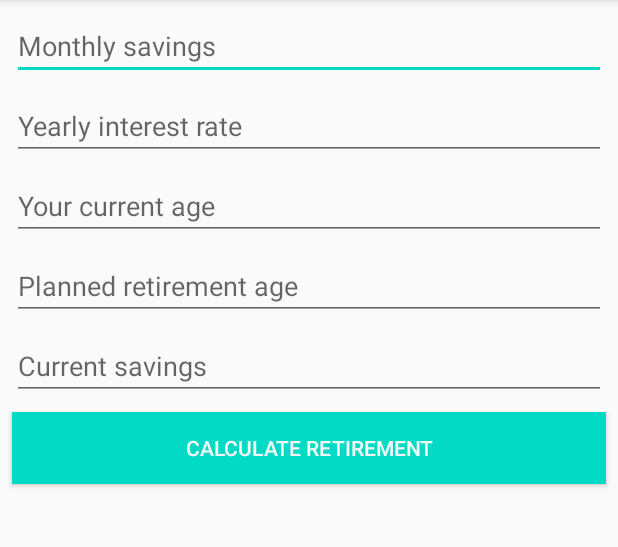
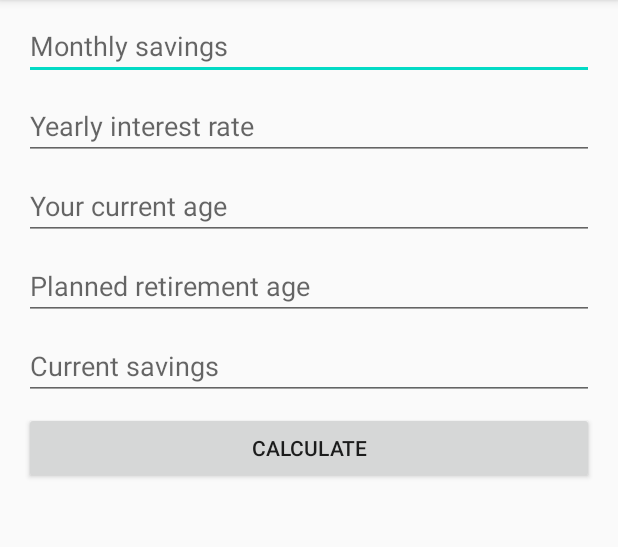
Before and after one commit to suada-haji/CICDDroid, an Android app: the screen it shows after launch (MainActivity), on a phone screen of 412 x 824 dp, the part 84-631 px from its top. Run offline under Robolectric (Android 15) with nearby library versions, the phone set to English and light mode, and no system bars; libraries missing offline, so code that uses them is left out: com.microsoft.appcenter; 1 statement that could not run was skipped.

Commit message:
Add retirement calculation

```diff
--- a/app/src/main/java/com/suadahaji/retirementcalculater/MainActivity.kt
+++ b/app/src/main/java/com/suadahaji/retirementcalculater/MainActivity.kt
@@ -7,6 +7,7 @@ import com.microsoft.appcenter.analytics.Analytics
 import com.microsoft.appcenter.crashes.Crashes
 import kotlinx.android.synthetic.main.activity_main.*
 import java.lang.Exception
+import kotlin.math.pow
 
 
 class MainActivity : AppCompatActivity() {
@@ -18,15 +19,15 @@ class MainActivity : AppCompatActivity() {
                 Analytics::class.java, Crashes::class.java)
 
         calculateButton.setOnClickListener {
-//            Crashes.generateTestCrash()
+            // Crashes.generateTestCrash()
             try {
                 val interestRate = interestEditText.text.toString().toFloat()
                 val currentAge = ageEditText.text.toString().toInt()
                 val retirementAge = retirementEditText.text.toString().toInt()
-               val monthly = retirementEditText.text.toString().toFloat()
-               val current = retirementEditText.text.toString().toFloat()
+                val monthly = monthlySavingsEditText.text.toString().toFloat()
+                val current = currentEditText.text.toString().toFloat()
 
-               val properties: HashMap<String, String> = HashMap()
+                val properties: HashMap<String, String> = HashMap<String, String>()
                 properties.put("interest_rate", interestRate.toString())
                 properties.put("current_age", currentAge.toString())
                 properties.put("retirement_age", retirementAge.toString())
@@ -36,13 +37,26 @@ class MainActivity : AppCompatActivity() {
                 if (interestRate <= 0) {
                     Analytics.trackEvent("wrong_interest_rate", properties)
                 }
-
                 if (retirementAge <= currentAge) {
                     Analytics.trackEvent("wrong_age", properties)
                 }
-           }  catch (ex: Exception) {
+
+                val futureSavings = calculateRetirement(interestRate, current, monthly, (retirementAge - currentAge) * 12)
+
+                resultTextView.text = "At the current rate of $interestRate%, saving \$$monthly a month you will have \$${String.format("%f", futureSavings)} by $retirementAge."
+            } catch (ex: Exception) {
                 Analytics.trackEvent(ex.message)
             }
         }
     }
+
+    fun calculateRetirement(interestRate: Float, currentSavings: Float, monthly: Float, numMonths: Int): Float {
+        var futureSavings = currentSavings * (1 + (interestRate / 100 / 12)).pow(numMonths)
+
+        for (i in 1..numMonths) {
+            futureSavings += monthly * (1 + (interestRate / 100 / 12)).pow(i)
         }
+
+        return futureSavings
+    }
+}
--- a/app/src/main/res/layout/activity_main.xml
+++ b/app/src/main/res/layout/activity_main.xml
@@ -1,106 +1,76 @@
 <?xml version="1.0" encoding="utf-8"?>
-<androidx.constraintlayout.widget.ConstraintLayout xmlns:android="http://schemas.android.com/apk/res/android"
+<androidx.constraintlayout.widget.ConstraintLayout
+    xmlns:android="http://schemas.android.com/apk/res/android"
+    xmlns:tools="http://schemas.android.com/tools"
     xmlns:app="http://schemas.android.com/apk/res-auto"
-    xmlns:tools="http://schemas.android.com/tools"
     android:layout_width="match_parent"
     android:layout_height="match_parent"
     tools:context=".MainActivity">
 
     <EditText
-        android:id="@+id/monthlySavingsEditText"
-        android:layout_width="0dp"
+        android:layout_width="380dp"
         android:layout_height="45dp"
-        android:layout_marginStart="8dp"
-        android:layout_marginTop="8dp"
-        android:layout_marginEnd="8dp"
+        android:inputType="numberDecimal"
+        android:hint="Monthly savings"
         android:ems="10"
-        android:hint="Monthly savings"
+        android:id="@+id/monthlySavingsEditText" app:layout_constraintEnd_toEndOf="parent"
+        android:layout_marginEnd="8dp" app:layout_constraintStart_toStartOf="parent"
+        android:layout_marginStart="8dp" android:layout_marginTop="8dp" app:layout_constraintTop_toTopOf="parent"/>
+    <EditText
+        android:layout_width="380dp"
+        android:layout_height="45dp"
         android:inputType="numberDecimal"
-        app:layout_constraintEnd_toEndOf="parent"
-        app:layout_constraintStart_toStartOf="parent"
-        app:layout_constraintTop_toTopOf="parent" />
-
-    <EditText
-        android:id="@+id/interestEditText"
-        android:layout_width="0dp"
-        android:layout_height="45dp"
-        android:layout_marginStart="8dp"
-        android:layout_marginTop="8dp"
-        android:layout_marginEnd="8dp"
         android:ems="10"
         android:hint="Yearly interest rate"
-        android:inputType="numberDecimal"
-        app:layout_constraintEnd_toEndOf="parent"
-        app:layout_constraintStart_toStartOf="parent"
-        app:layout_constraintTop_toBottomOf="@+id/monthlySavingsEditText" />
-
+        android:id="@+id/interestEditText" android:layout_marginTop="8dp"
+        app:layout_constraintTop_toBottomOf="@+id/monthlySavingsEditText" android:layout_marginStart="8dp"
+        app:layout_constraintStart_toStartOf="parent" android:layout_marginEnd="8dp"
+        app:layout_constraintEnd_toEndOf="parent"/>
     <EditText
-        android:id="@+id/ageEditText"
-        android:layout_width="0dp"
+        android:layout_width="380dp"
         android:layout_height="45dp"
-        android:layout_marginStart="8dp"
-        android:layout_marginTop="8dp"
-        android:layout_marginEnd="8dp"
+        android:inputType="number"
         android:ems="10"
         android:hint="Your current age"
+        android:id="@+id/ageEditText" android:layout_marginTop="8dp"
+        app:layout_constraintTop_toBottomOf="@+id/interestEditText" android:layout_marginStart="8dp"
+        app:layout_constraintStart_toStartOf="parent" android:layout_marginEnd="8dp"
+        app:layout_constraintEnd_toEndOf="parent"/>
+    <EditText
+        android:layout_width="380dp"
+        android:layout_height="45dp"
         android:inputType="number"
-        app:layout_constraintEnd_toEndOf="parent"
-        app:layout_constraintStart_toStartOf="parent"
-        app:layout_constraintTop_toBottomOf="@+id/interestEditText" />
-
-    <EditText
-        android:id="@+id/retirementEditText"
-        android:layout_width="0dp"
-        android:layout_height="45dp"
-        android:layout_marginStart="8dp"
-        android:layout_marginTop="8dp"
-        android:layout_marginEnd="8dp"
         android:ems="10"
         android:hint="Planned retirement age"
-        android:inputType="number"
-        app:layout_constraintEnd_toEndOf="parent"
-        app:layout_constraintStart_toStartOf="parent"
-        app:layout_constraintTop_toBottomOf="@+id/ageEditText" />
-
+        android:id="@+id/retirementEditText" android:layout_marginTop="8dp"
+        app:layout_constraintTop_toBottomOf="@+id/ageEditText" android:layout_marginStart="8dp"
+        app:layout_constraintStart_toStartOf="parent" android:layout_marginEnd="8dp"
+        app:layout_constraintEnd_toEndOf="parent"/>
     <EditText
-        android:id="@+id/currentEditText"
-        android:layout_width="0dp"
+        android:layout_width="380dp"
         android:layout_height="45dp"
-        android:layout_marginStart="8dp"
-        android:layout_marginTop="8dp"
-        android:layout_marginEnd="8dp"
+        android:inputType="numberDecimal"
         android:ems="10"
         android:hint="Current savings"
-        android:inputType="numberDecimal"
-        app:layout_constraintEnd_toEndOf="parent"
-        app:layout_constraintStart_toStartOf="parent"
-        app:layout_constraintTop_toBottomOf="@+id/retirementEditText" />
-
+        android:id="@+id/currentEditText" android:layout_marginTop="8dp"
+        app:layout_constraintTop_toBottomOf="@+id/retirementEditText" android:layout_marginStart="8dp"
+        app:layout_constraintStart_toStartOf="parent" android:layout_marginEnd="8dp"
+        app:layout_constraintEnd_toEndOf="parent"/>
     <Button
-        android:id="@+id/calculateButton"
-        android:layout_width="0dp"
+        android:text="Calculate"
+        android:layout_width="380dp"
         android:layout_height="wrap_content"
-        android:layout_marginStart="8dp"
-        android:layout_marginTop="8dp"
-        android:layout_marginEnd="8dp"
-        android:background="@color/colorAccent"
-        android:text="Calculate retirement"
-        android:textColor="#F8F7F7"
-        app:layout_constraintEnd_toEndOf="parent"
-        app:layout_constraintStart_toStartOf="parent"
-        app:layout_constraintTop_toBottomOf="@+id/currentEditText" />
-
+        android:id="@+id/calculateButton" android:layout_marginTop="8dp"
+        app:layout_constraintTop_toBottomOf="@+id/currentEditText" app:layout_constraintStart_toStartOf="parent"
+        android:layout_marginStart="8dp" app:layout_constraintEnd_toEndOf="parent" android:layout_marginEnd="8dp"/>
     <TextView
-        android:id="@+id/resultTextView"
-        android:layout_width="0dp"
-        android:layout_height="200dp"
-        android:layout_marginStart="8dp"
-        android:layout_marginTop="8dp"
-        android:layout_marginEnd="8dp"
+        android:text=""
+        android:layout_width="380dp"
+        android:layout_height="214dp"
+        android:id="@+id/resultTextView" android:layout_marginTop="8dp"
         android:textSize="25dp"
-        app:layout_constraintEnd_toEndOf="parent"
-        app:layout_constraintStart_toStartOf="parent"
-        app:layout_constraintTop_toBottomOf="@+id/calculateButton" />
+        app:layout_constraintTop_toBottomOf="@+id/calculateButton" app:layout_constraintStart_toStartOf="parent"
+        android:layout_marginStart="8dp" app:layout_constraintEnd_toEndOf="parent" android:layout_marginEnd="8dp"/>
 
 
 </androidx.constraintlayout.widget.ConstraintLayout>
```
Lines whose indentation alone changed are shown as unchanged.
